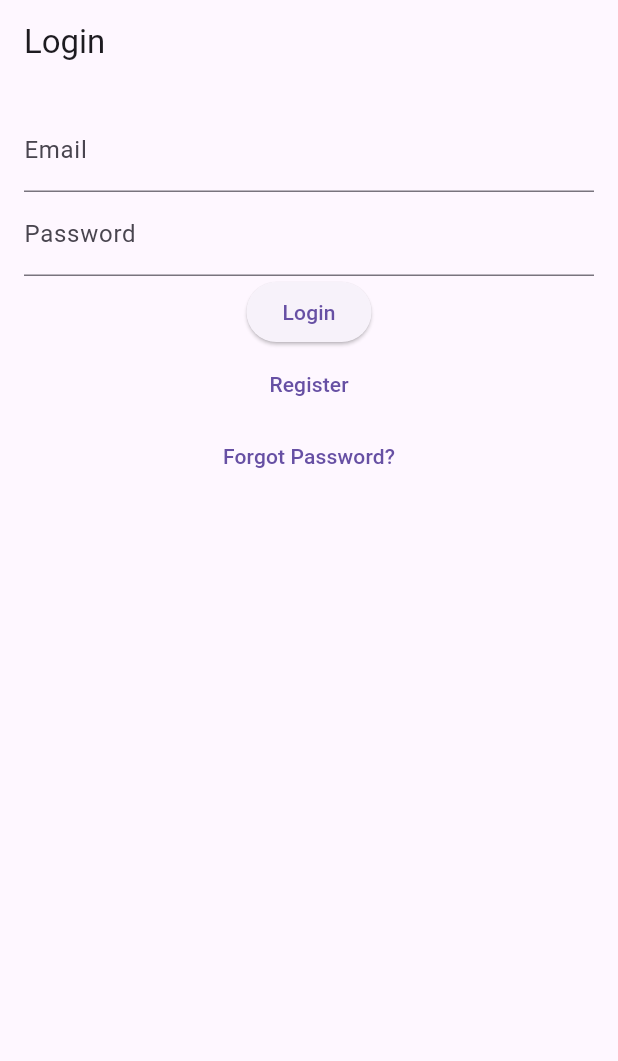
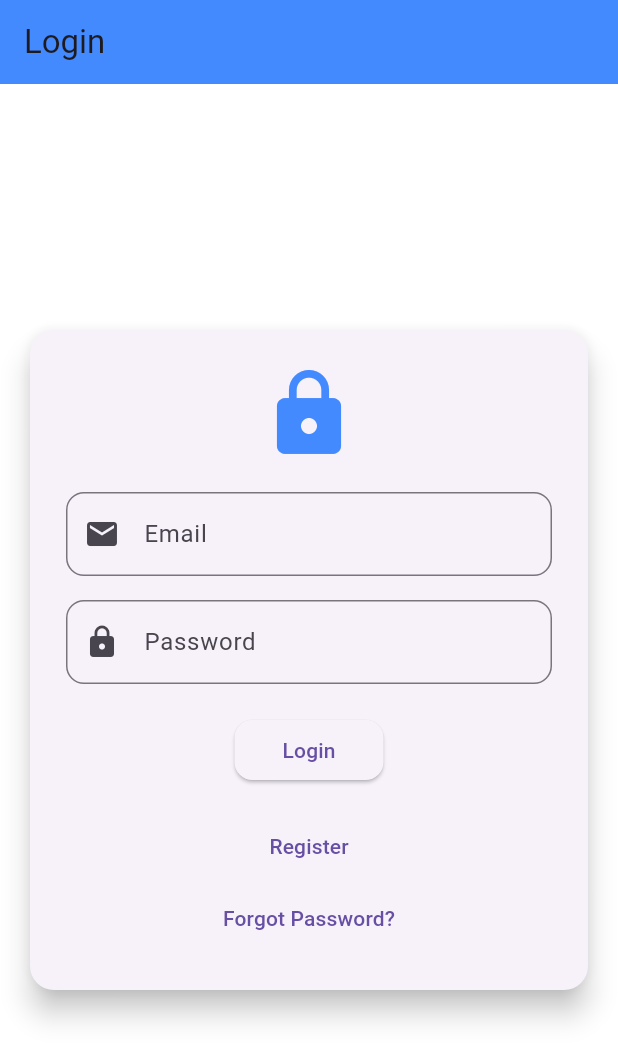
Before and after one commit to Ludbaa/Inventory_app, a Flutter app: the screen it shows after launch, on a phone screen of 412 x 824 dp. Shown: the top 1061 px of the screen. Run offline on Flutter 3.47's test engine with Material 3 defaults, Android fonts, the phone set to English and light mode, and no system bars; our stand-ins replace hive, hive_flutter; accounts and stored records are empty; generated files the repository leaves out were written again.

Commit message:
add style

```diff
--- a/lib/screens/login_screen.dart
+++ b/lib/screens/login_screen.dart
@@ -22,8 +22,8 @@ class _LoginScreenState extends State<LoginScreen> {
     if (user != null) {
       Navigator.pushReplacement(
         context,
-          MaterialPageRoute(
-              builder: (context) => InventoryScreen()));
+        MaterialPageRoute(builder: (context) => InventoryScreen()),
+      );
     } else {
       ScaffoldMessenger.of(context).showSnackBar(
         SnackBar(content: Text('Login failed')),
@@ -32,32 +32,78 @@ class _LoginScreenState extends State<LoginScreen> {
   }
 
   @override
+  void dispose() {
+    // Dispose of the controllers when the widget is removed from the widget tree
+    emailController.dispose();
+    passwordController.dispose();
+    super.dispose();
+  }
+
+  @override
   Widget build(BuildContext context) {
     return Scaffold(
-      appBar: AppBar(title: Text('Login')),
-      body: Padding(
-        padding: const EdgeInsets.all(16.0),
+      backgroundColor: Colors.white,
+      appBar: AppBar(
+        title: Text('Login'),
+        backgroundColor: Colors.blueAccent,
+      ),
+      body: Center(
+        child: SingleChildScrollView(
+          padding: EdgeInsets.all(16.0),
+          child: Card(
+            elevation: 8.0,
+            shape: RoundedRectangleBorder(
+              borderRadius: BorderRadius.circular(16.0),
+            ),
+            child: Padding(
+              padding: const EdgeInsets.all(24.0),
               child: Column(
+                mainAxisSize: MainAxisSize.min,
                 children: [
+                  Icon(Icons.lock, size: 64.0, color: Colors.blueAccent),
+                  SizedBox(height: 20),
                   TextField(
                     controller: emailController,
-              decoration: InputDecoration(labelText: 'Email'),
+                    decoration: InputDecoration(
+                      labelText: 'Email',
+                      border: OutlineInputBorder(
+                        borderRadius: BorderRadius.circular(12.0),
                       ),
+                      prefixIcon: Icon(Icons.email),
+                    ),
+                  ),
+                  SizedBox(height: 16),
                   TextField(
                     controller: passwordController,
-              decoration: InputDecoration(labelText: 'Password'),
+                    decoration: InputDecoration(
+                      labelText: 'Password',
+                      border: OutlineInputBorder(
+                        borderRadius: BorderRadius.circular(12.0),
+                      ),
+                      prefixIcon: Icon(Icons.lock),
+                    ),
                     obscureText: true,
                   ),
+                  SizedBox(height: 20),
                   ElevatedButton(
+                    style: ElevatedButton.styleFrom(
+                      iconColor: Colors.blueAccent,
+                      padding: EdgeInsets.symmetric(horizontal: 32.0),
+                      shape: RoundedRectangleBorder(
+                        borderRadius: BorderRadius.circular(12.0),
+                      ),
+                    ),
                     onPressed: login,
                     child: Text('Login'),
                   ),
+                  SizedBox(height: 16),
                   TextButton(
                     onPressed: () {
                       Navigator.push(
                         context,
                         MaterialPageRoute(
-                        builder: (context) => RegisterScreen()));
+                            builder: (context) => RegisterScreen()),
+                      );
                     },
                     child: Text('Register'),
                   ),
@@ -66,13 +112,17 @@ class _LoginScreenState extends State<LoginScreen> {
                       Navigator.push(
                         context,
                         MaterialPageRoute(
-                        builder: (context) => ForgotPasswordScreen()));
+                            builder: (context) => ForgotPasswordScreen()),
+                      );
                     },
                     child: Text('Forgot Password?'),
                   ),
                 ],
               ),
             ),
+          ),
+        ),
+      ),
     );
   }
 }
```
Lines whose indentation alone changed are shown as unchanged.
